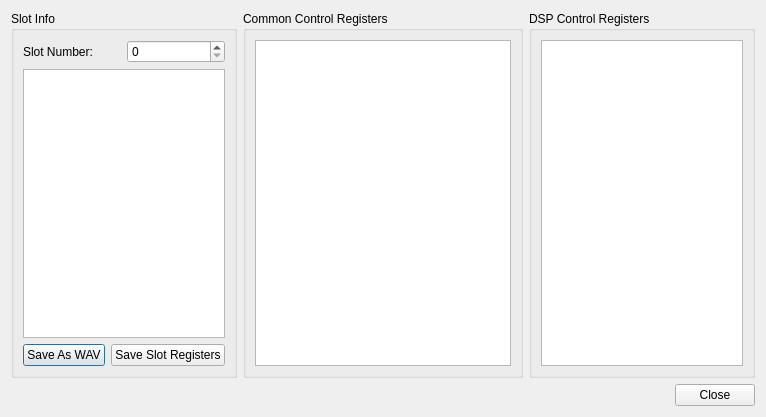
First picture: the form in PVYabause/yabause/src/qt/ui/UIDebugSCSP.ui, repository Provenance-Emu/Provenance, before the edit.
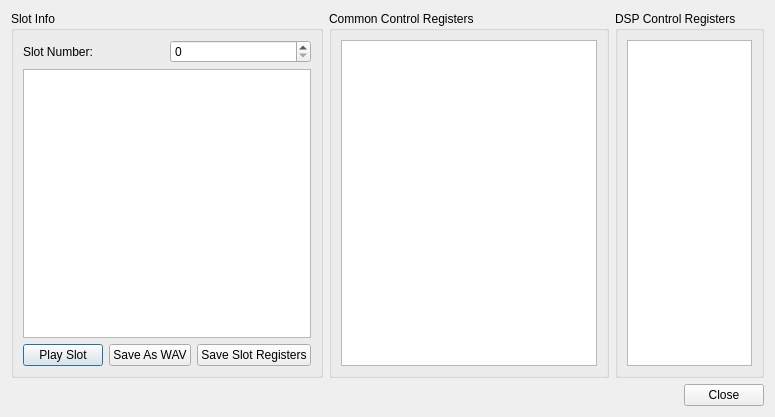
Second picture: the form after the edit.

```diff
--- a/PVYabause/yabause/src/qt/ui/UIDebugSCSP.ui
+++ b/PVYabause/yabause/src/qt/ui/UIDebugSCSP.ui
@@ -45,6 +45,13 @@
         </item>
         <item>
          <layout class="QHBoxLayout" name="horizontalLayout_3">
+          <item>
+           <widget class="QPushButton" name="pbPlaySlot">
+            <property name="text">
+             <string>Play Slot</string>
+            </property>
+           </widget>
+          </item>
           <item>
            <widget class="QPushButton" name="pbSaveAsWav">
             <property name="text">
```
Left out of the diff: 2 changed lines with no effect on the pictures.
